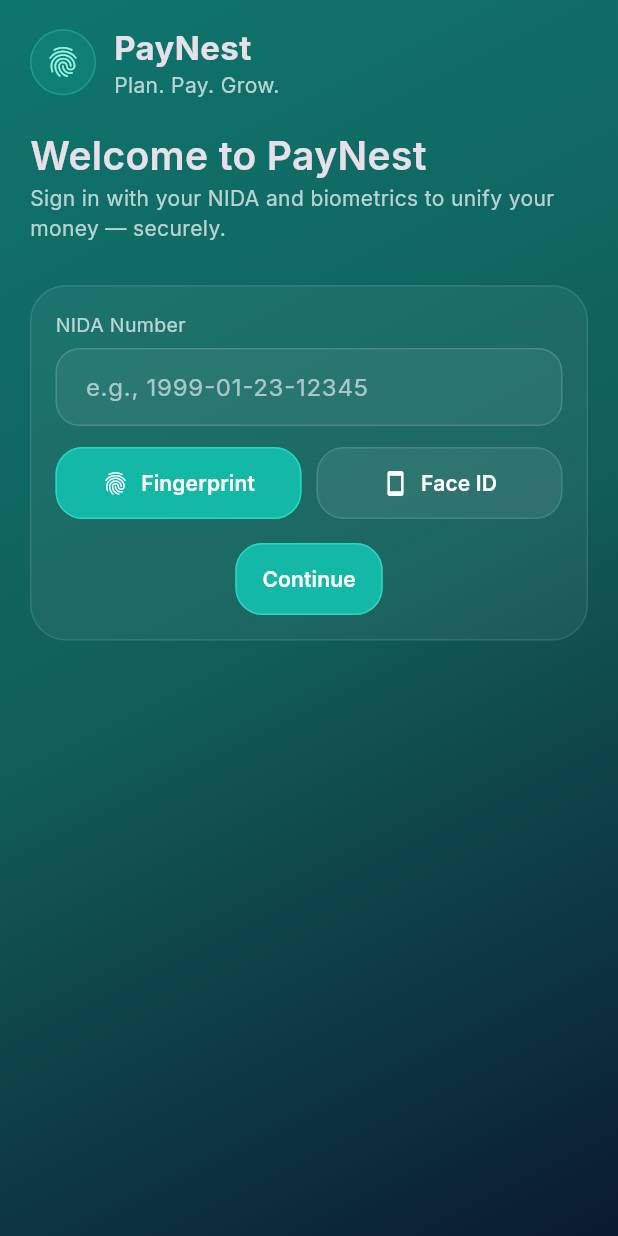
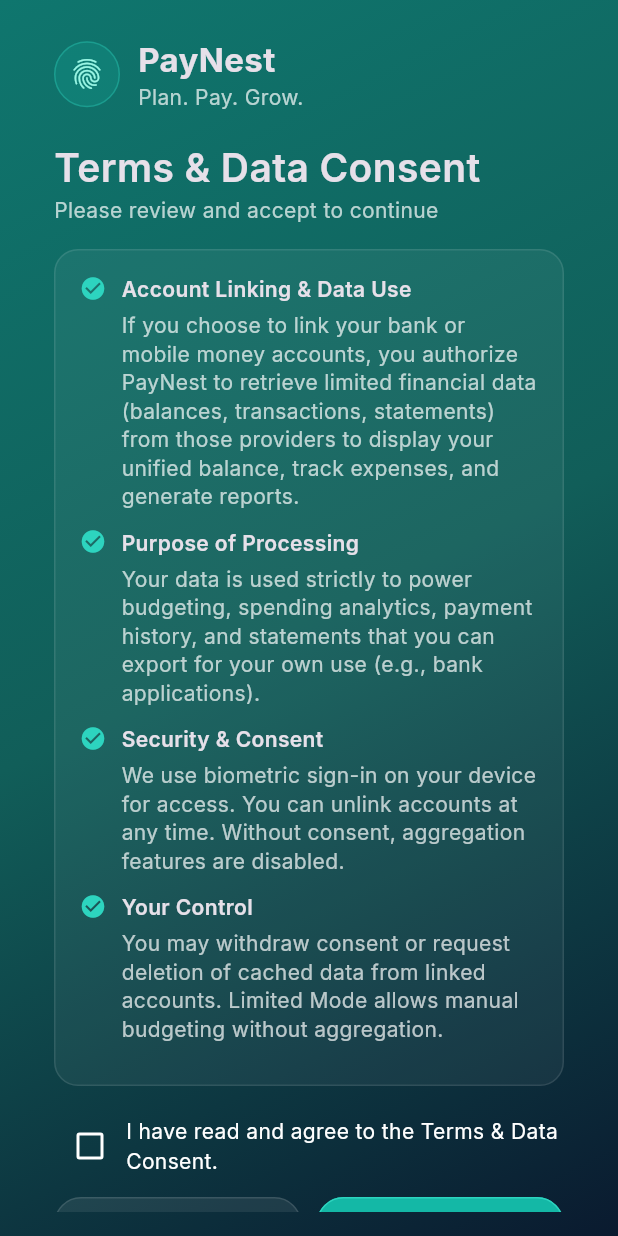
Before and after one commit to maryam0108/paynest_mobile, a Flutter app: the screen it shows after launch, on a phone screen of 412 x 824 dp. Run offline on Flutter 3.47's test engine with Material 3 defaults, Android fonts, the light colour scheme and no system bars; our stand-ins replace camera, google_fonts.

Commit message:
More changes and enhancements

```diff
--- a/lib/main.dart
+++ b/lib/main.dart
@@ -1,22 +1,18 @@
 // main.dart
 import 'package:camera/camera.dart';
 import 'package:flutter/material.dart';
-import 'package:paynest_mobile/screens/auth/welcome_screen.dart';
+import 'package:paynest_mobile/screens/auth/splash_screen.dart';
+// import 'package:paynest_mobile/screens/auth/welcome_screen.dart';
 //import 'package:paynest_mobile/screens/home/home_shell.dart';
 import 'package:paynest_mobile/theme/app_theme.dart';
 
 List<CameraDescription> cameras = [];
 
 Future<void> main() async {
-  // --- This is the most important part ---
-  // Ensure that plugin services are initialized before calling `runApp()`
   try {
     WidgetsFlutterBinding.ensureInitialized();
-    // Obtain a list of the available cameras on the device.
     cameras = await availableCameras();
   } on CameraException catch (e) {
-    // Log the error to the console.
-    // You can handle this more gracefully, e.g., show a dialog.
     print('Error initializing camera: ${e.code}\nError Message: ${e.description}');
   }
 
@@ -32,7 +28,7 @@
       debugShowCheckedModeBanner: false,
       title: 'PayNest',
       theme: buildDarkTheme(),
-      home: const WelcomeScreen(),
+      home: const SplashScreen(),
     );
   }
 }
--- /dev/null
+++ b/lib/screens/auth/terms_consent_screen.dart
@@ -0,0 +1,240 @@
+import 'package:flutter/material.dart';
+import 'package:google_fonts/google_fonts.dart';
+import 'package:paynest_mobile/widgets/gradient_scaffold.dart';
+import 'package:paynest_mobile/widgets/app_button.dart';
+import 'package:paynest_mobile/screens/auth/welcome_screen.dart';
+
+class TermsConsentScreen extends StatefulWidget {
+  const TermsConsentScreen({super.key});
+
+  @override
+  State<TermsConsentScreen> createState() => _TermsConsentScreenState();
+}
+
+class _TermsConsentScreenState extends State<TermsConsentScreen> {
+  bool _checked = false;
+
+  void _agree() {
+    if (!_checked) {
+      ScaffoldMessenger.of(context).showSnackBar(
+        const SnackBar(content: Text('Please confirm you’ve read and agree to continue')),
+      );
+      return;
+    }
+    Navigator.of(context).pushReplacement(
+      MaterialPageRoute(builder: (_) => const WelcomeScreen()),
+    );
+  }
+
+  void _deny() async {
+    // Offer a limited mode (no account linking) or exit/return.
+    showModalBottomSheet(
+      context: context,
+      backgroundColor: const Color(0xFF0B2533),
+      shape: const RoundedRectangleBorder(
+        borderRadius: BorderRadius.vertical(top: Radius.circular(18)),
+      ),
+      builder: (_) {
+        return Padding(
+          padding: const EdgeInsets.fromLTRB(16, 18, 16, 24),
+          child: Column(
+            mainAxisSize: MainAxisSize.min,
+            children: [
+              Text('Continue without consent?',
+                  style: GoogleFonts.inter(fontSize: 18, fontWeight: FontWeight.w700, color: Colors.white)),
+              const SizedBox(height: 8),
+              Text(
+                'Without data consent, PayNest cannot read balances or transactions from linked accounts.\n'
+                'You may continue in a *Limited Mode* (manual budgets only, no aggregation), or go back.',
+                textAlign: TextAlign.center,
+                style: GoogleFonts.inter(color: Colors.white70),
+              ),
+              const SizedBox(height: 16),
+              Row(
+                children: [
+                  Expanded(
+                    child: AppButton(
+                      secondary: true,
+                      label: 'Go Back',
+                      onPressed: () => Navigator.pop(context),
+                    ),
+                  ),
+                  const SizedBox(width: 10),
+                  Expanded(
+                    child: AppButton(
+                      label: 'Use Limited Mode',
+                      onPressed: () {
+                        Navigator.pop(context); // close sheet
+                        // Navigate to Welcome in limited mode (no linking)
+                        Navigator.of(context).pushReplacement(
+                          MaterialPageRoute(builder: (_) => const WelcomeScreen(limitedMode: true)),
+                        );
+                      },
+                    ),
+                  ),
+                ],
+              ),
+            ],
+          ),
+        );
+      },
+    );
+  }
+
+  @override
+  Widget build(BuildContext context) {
+    return GradientScaffold(
+      child: SingleChildScrollView(
+        padding: const EdgeInsets.fromLTRB(16, 8, 16, 24),
+        child: Column(
+          crossAxisAlignment: CrossAxisAlignment.start,
+          children: [
+            // Header / Icon
+            Row(
+              children: [
+                Container(
+                  width: 44, height: 44,
+                  decoration: BoxDecoration(
+                    color: const Color(0xFF14B8A6).withOpacity(.18),
+                    borderRadius: BorderRadius.circular(24),
+                    border: Border.all(color: const Color(0xFF2DD4BF).withOpacity(.35)),
+                  ),
+                  child: const Icon(Icons.fingerprint, color: Color(0xFF99F6E4)),
+                ),
+                const SizedBox(width: 12),
+                Column(
+                  crossAxisAlignment: CrossAxisAlignment.start,
+                  children: [
+                    Text('PayNest', style: GoogleFonts.inter(fontSize: 22, fontWeight: FontWeight.w700)),
+                    Text('Plan. Pay. Grow.', style: GoogleFonts.inter(color: Colors.white70)),
+                  ],
+                ),
+              ],
+            ),
+            const SizedBox(height: 18),
+
+            Text('Terms & Data Consent',
+                style: GoogleFonts.inter(fontSize: 26, fontWeight: FontWeight.w600)),
+            Text(
+              'Please review and accept to continue',
+              style: GoogleFonts.inter(color: Colors.white70),
+            ),
+            const SizedBox(height: 16),
+
+            // Terms card
+            Container(
+              decoration: BoxDecoration(
+                color: Colors.white.withOpacity(.05),
+                border: Border.all(color: Colors.white.withOpacity(.1)),
+                borderRadius: BorderRadius.circular(16),
+              ),
+              padding: const EdgeInsets.all(16),
+              child: Column(
+                children: [
+                  _TermLine(
+                    title: 'Account Linking & Data Use',
+                    body:
+                        'If you choose to link your bank or mobile money accounts, you authorize PayNest to retrieve limited financial data '
+                        '(balances, transactions, statements) from those providers to display your unified balance, track expenses, and generate reports.',
+                  ),
+                  const SizedBox(height: 12),
+                  _TermLine(
+                    title: 'Purpose of Processing',
+                    body:
+                        'Your data is used strictly to power budgeting, spending analytics, payment history, and statements that you can export for your own use (e.g., bank applications).',
+                  ),
+                  const SizedBox(height: 12),
+                  _TermLine(
+                    title: 'Security & Consent',
+                    body:
+                        'We use biometric sign-in on your device for access. You can unlink accounts at any time. Without consent, aggregation features are disabled.',
+                  ),
+                  const SizedBox(height: 12),
+                  _TermLine(
+                    title: 'Your Control',
+                    body:
+                        'You may withdraw consent or request deletion of cached data from linked accounts. Limited Mode allows manual budgeting without aggregation.',
+                  ),
+                  const SizedBox(height: 12),
+                  // _TermLine(
+                  //   title: 'Demo Notice',
+                  //   body:
+                  //       'This is a prototype build for demonstration. Some integrations are simulated. No real banking PINs are collected by PayNest.',
+                  // ),
+                ],
+              ),
+            ),
+
+            const SizedBox(height: 16),
+
+            // Checkbox confirm
+            Row(
+              children: [
+                Checkbox(
+                  value: _checked,
+                  onChanged: (v) => setState(() => _checked = v ?? false),
+                  activeColor: const Color(0xFF14B8A6),
+                ),
+                Expanded(
+                  child: Text(
+                    'I have read and agree to the Terms & Data Consent.',
+                    style: GoogleFonts.inter(color: Colors.white),
+                  ),
+                ),
+              ],
+            ),
+
+            const SizedBox(height: 10),
+
+            // Actions
+            Row(
+              children: [
+                Expanded(
+                  child: AppButton(
+                    secondary: true,
+                    label: 'Deny',
+                    onPressed: _deny,
+                  ),
+                ),
+                const SizedBox(width: 10),
+                Expanded(
+                  child: AppButton(
+                    label: 'Agree & Continue',
+                    onPressed: _agree,
+                  ),
+                ),
+              ],
+            ),
+          ],
+        ),
+      ),
+    );
+  }
+}
+
+class _TermLine extends StatelessWidget {
+  final String title;
+  final String body;
+  const _TermLine({required this.title, required this.body});
+
+  @override
+  Widget build(BuildContext context) {
+    return Row(
+      crossAxisAlignment: CrossAxisAlignment.start,
+      children: [
+        const Icon(Icons.check_circle, size: 18, color: Color(0xFF2DD4BF)),
+        const SizedBox(width: 10),
+        Expanded(
+          child: Column(
+            crossAxisAlignment: CrossAxisAlignment.start,
+            children: [
+              Text(title, style: GoogleFonts.inter(fontWeight: FontWeight.w600)),
+              const SizedBox(height: 4),
+              Text(body, style: GoogleFonts.inter(color: Colors.white70, height: 1.35)),
+            ],
+          ),
+        ),
+      ],
+    );
+  }
+}
--- a/lib/screens/reports/reports_page.dart
+++ b/lib/screens/reports/reports_page.dart
@@ -63,9 +63,9 @@ class _ReportsPageState extends State<ReportsPage> {
       case 'airtel':
         return 'Airtel Money';
       case 'nmb':
-        return 'Absa Bank';
+        return 'Absa Tanzania';
       case 'absa':
-        return 'Absa Bank';
+        return 'Absa Tanzania';
       default:
         return 'Unknown Wallet';
     }
--- a/lib/screens/wallet/wallet_page.dart
+++ b/lib/screens/wallet/wallet_page.dart
@@ -12,9 +12,9 @@ class WalletPage extends StatelessWidget {
   @override
   Widget build(BuildContext context) {
     final accountsToLink = [
+      {'id': 'absa', 'name': 'Absa Tanzania', 'type': 'Bank'},
+      {'id': 'airtel', 'name': 'Airtel Money', 'type': 'Mobile Money'},
       {'id': 'mpesa', 'name': 'M-Pesa', 'type': 'Mobile Money'},
-      {'id': 'airtel', 'name': 'Airtel Money', 'type': 'Mobile Money'},
-      {'id': 'absa', 'name': 'absa Bank', 'type': 'Bank'},
       {'id': 'crdb', 'name': 'CRDB Bank', 'type': 'Bank'},
     ];
 
--- a/pubspec.yaml
+++ b/pubspec.yaml
@@ -17,6 +17,7 @@ dependencies:
   mobile_scanner: ^3.5.7
   camera: ^0.10.5+9
   intl: ^0.19.0
+  path_provider: ^2.1.2
 
 
 dev_dependencies:
```
Also changed, not shown: lib/screens/auth/splash_screen.dart (added, +90 -0 lines), lib/screens/auth/welcome_screen.dart (+49 -13 lines), lib/screens/home/home_shell.dart (+9 -3 lines), lib/screens/pay/pay_scan_page.dart (+77 -24 lines), pubspec.lock.
